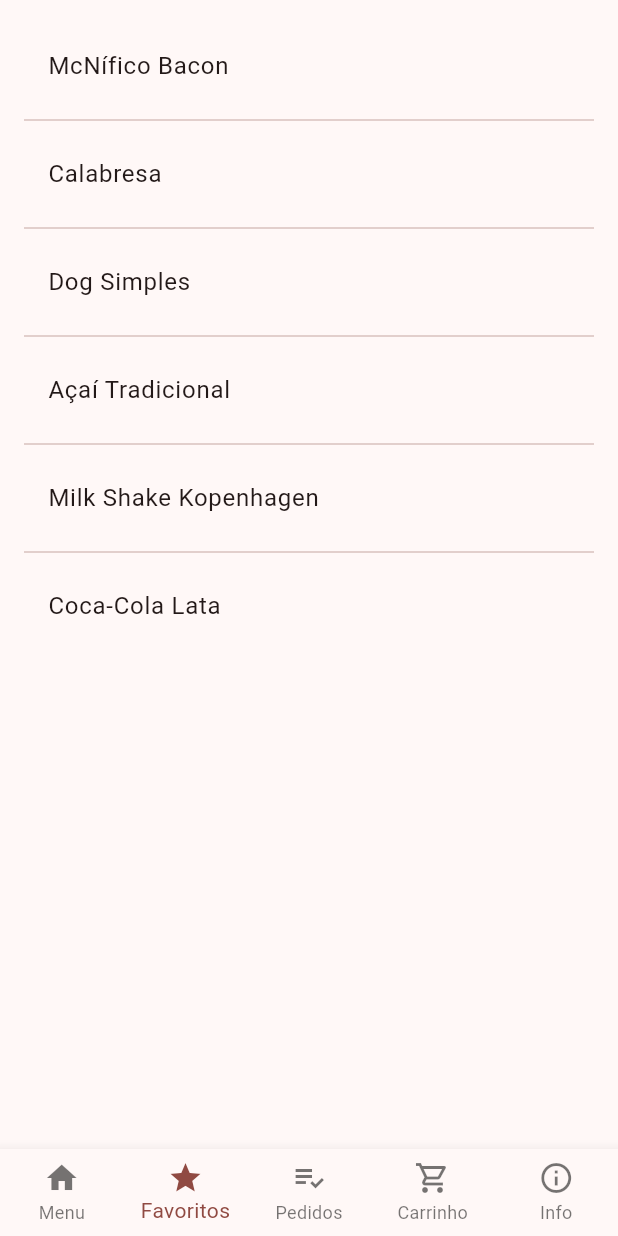
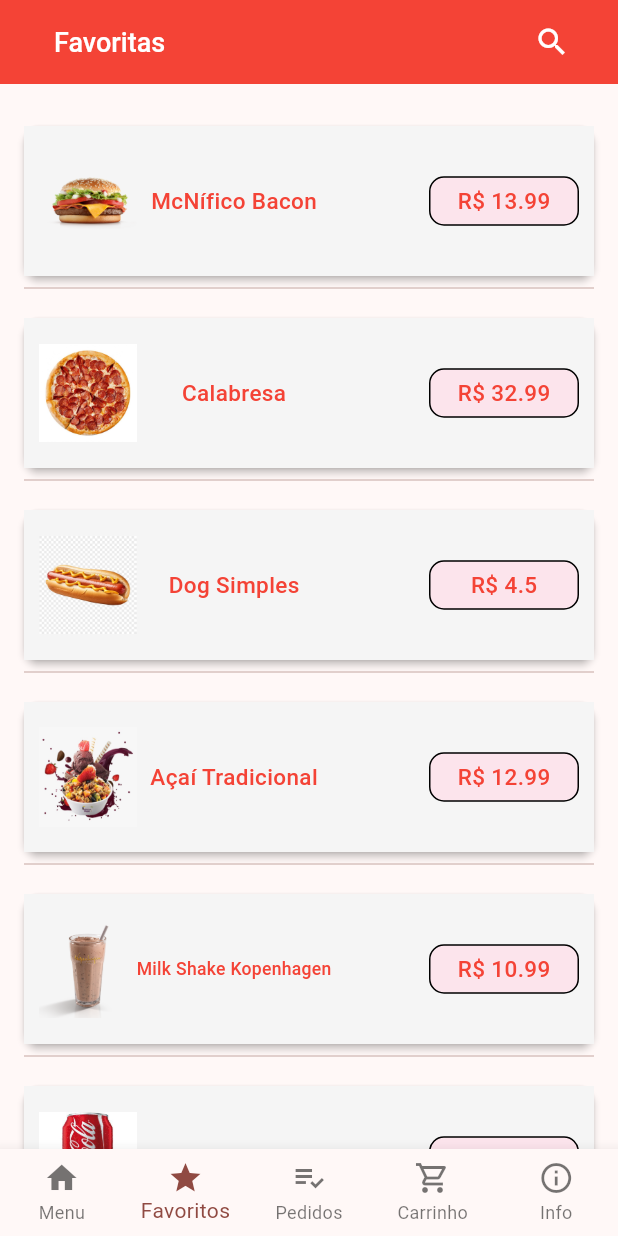
Before and after one commit to melquetrindade/delivery_app, a Flutter app: the screen it shows after launch, swiped to page 2, on a phone screen of 412 x 824 dp. Run offline on Flutter 3.47's test engine with Material 3 defaults, Android fonts, the light colour scheme and no system bars; network calls fail.

Commit message:
inciando a construção do layout da tela de favoritos

```diff
--- a/delivery_app/lib/pages/favoritos_page.dart
+++ b/delivery_app/lib/pages/favoritos_page.dart
@@ -6,6 +6,7 @@
 import 'package:delivery_app/repository/hotDog.dart';
 import 'package:delivery_app/repository/milkShakers.dart';
 import 'package:delivery_app/repository/pizza.dart';
+import 'package:delivery_app/widgets/favoritos/card.dart';
 import 'package:flutter/material.dart';
 import 'package:provider/provider.dart';
 
@@ -52,11 +53,40 @@
     print('no favoritos\n');
 
     return Scaffold(
-        body: ListView.separated(
+        appBar: AppBar(
+          backgroundColor: Colors.red,
+          title: Padding(
+            padding: const EdgeInsets.only(left: 20),
+            child: Text(
+              'Favoritas',
+              textAlign: TextAlign.start,
+              style: TextStyle(
+                fontWeight: FontWeight.w500,
+                fontSize: 18,
+                color: Colors.white,
+              ),
+            ),
+          ),
+          actions: [
+            Padding(
+              padding: const EdgeInsets.only(right: 20),
+              child: IconButton(
+                  onPressed: () {},
+                  icon: Icon(
+                    Icons.search,
+                    color: Colors.white,
+                  )),
+            )
+          ],
+        ),
+        body: listaTeste.isEmpty
+            ? ListTile(
+                leading: Icon(Icons.favorite),
+                title: Text('Ainda não há produtos favoritos'),
+              )
+            : ListView.separated(
                 itemBuilder: (BuildContext context, int produto) {
-        return ListTile(
-          title: Text(listaTeste[produto].nome),
-        );
+                  return MyCard(produto: listaTeste[produto]);
                 },
                 padding: EdgeInsets.all(16),
                 separatorBuilder: (_, ___) => Divider(),
--- a/delivery_app/lib/repository/favoritos.dart
+++ b/delivery_app/lib/repository/favoritos.dart
@@ -1,5 +1,4 @@
 import 'package:delivery_app/models/produto.dart';
-import 'package:delivery_app/repository/produtos_favoritos.dart';
 import 'package:flutter/cupertino.dart';
 
 class FavoriteProducts {
@@ -11,7 +10,6 @@
 
 class FavoritosRepository extends ChangeNotifier {
   List<FavoriteProducts> _produtosFavoritos = [];
-  ProdutosFavoritosRepository productsFavorites = ProdutosFavoritosRepository();
   final List<FavoriteProducts> _dbFirebase = [
     FavoriteProducts('McNífico Bacon', 'Hambúrguer'),
     FavoriteProducts('Calabresa', 'Pizza'),
--- a/delivery_app/lib/repository/produtos_favoritos.dart
+++ /dev/null
@@ -1,72 +0,0 @@
-import 'package:delivery_app/models/produto.dart';
-import 'package:delivery_app/repository/acai.dart';
-import 'package:delivery_app/repository/bebida.dart';
-import 'package:delivery_app/repository/favoritos.dart';
-import 'package:delivery_app/repository/hamburguer.dart';
-import 'package:delivery_app/repository/hotDog.dart';
-import 'package:delivery_app/repository/milkShakers.dart';
-import 'package:delivery_app/repository/pizza.dart';
-import 'package:flutter/material.dart';
-
-class ProdutosFavoritosRepository extends ChangeNotifier {
-  List<Produto> _produtos = [];
-  List<Produto> _testeP = [];
-
-  final List<Function> _funcoes = [
-    () => HamburguerRepository().hamburguer,
-    () => PizzaRepository().pizzas,
-    () => HotDogRepository().hotdog,
-    () => AcaiRepository().acai,
-    () => MilkShakersRepository().milkshakers,
-    () => BebidaRepository().bebida,
-  ];
-  final List<FavoriteProducts> _dbFirebase = [
-    FavoriteProducts('McNífico Bacon', 'Hambúrguer'),
-    FavoriteProducts('Calabresa', 'Pizza'),
-    FavoriteProducts('Dog Simples', 'HotDog'),
-    FavoriteProducts('Açaí Tradicional', 'Açaí'),
-    FavoriteProducts('Milk Shake Kopenhagen', 'MilkShakers'),
-    FavoriteProducts('Coca-Cola Lata', 'Bebida'),
-  ];
-
-  List<Produto> get listaProdutos => _produtos;
-  List<Produto> get listaTestP => _testeP;
-
-  ProdutosFavoritosRepository() {
-    iniciarState();
-  }
-
-  iniciarState() {
-    _funcoes.asMap().forEach((index, element) {
-      var response = _funcoes[index]();
-      for (int i = 0; i < response.length; i++) {
-        if (_dbFirebase.any((fav) =>
-            fav.nome == response[i].nome &&
-            fav.categoria == response[i].categoria)) {
-          _produtos.add(response[i]);
-        }
-        ;
-      }
-    });
-  }
-
-  saveProduto(Produto produto) {
-    print('clicou para favoritar no favoritos');
-    //print('-- $produto --');
-    _testeP = _produtos;
-    _testeP.add(produto);
-    //print(_produtos.length);
-
-    notifyListeners();
-  }
-
-  removeProduto(Produto produto) {
-    print('clicou para desfavoritar no favoritos');
-    //print('-- $produto --');
-    _testeP = _produtos;
-    _testeP.removeWhere((item) => item.nome == produto.nome);
-    //print(_produtos.length);
-
-    notifyListeners();
-  }
-}
--- /dev/null
+++ b/delivery_app/lib/widgets/favoritos/card.dart
@@ -0,0 +1,87 @@
+import 'package:delivery_app/models/produto.dart';
+import 'package:flutter/cupertino.dart';
+import 'package:flutter/material.dart';
+import 'package:flutter/widgets.dart';
+
+class MyCard extends StatefulWidget {
+  final Produto produto;
+  const MyCard({super.key, required this.produto});
+
+  @override
+  State<MyCard> createState() => _MyCardState();
+}
+
+class _MyCardState extends State<MyCard> {
+  @override
+  Widget build(BuildContext context) {
+    double preco = widget.produto.valor;
+    return Card(
+      shape: RoundedRectangleBorder(
+        borderRadius: BorderRadius.circular(10), // Borda arredondada
+      ),
+      margin: EdgeInsets.only(top: 12),
+      elevation: 2,
+      child: InkWell(
+        onTap: () {},
+        child: Container(
+          color: Colors.grey[100],
+          height: 100,
+          child: Padding(
+            padding: const EdgeInsets.all(10),
+            child: Row(
+              mainAxisAlignment: MainAxisAlignment.spaceBetween,
+              children: [
+                Container(
+                  width: 200,
+                  child: Row(
+                    children: [
+                      SizedBox(
+                          width: 65,
+                          child: Image.asset(widget.produto.img,
+                              fit: BoxFit.fill)),
+                      Container(
+                        width: 130,
+                        child: FittedBox(
+                          child: Text(
+                            widget.produto.nome,
+                            style: TextStyle(
+                                fontWeight: FontWeight.w500,
+                                color: Colors.red,
+                                fontSize: 15),
+                          ),
+                          fit: BoxFit.scaleDown,
+                        ),
+                      ),
+                    ],
+                  ),
+                ),
+                Container(
+                    width: 100,
+                    decoration: BoxDecoration(
+                        color: Colors.pink[50],
+                        borderRadius: BorderRadius.circular(10),
+                        border: Border.all(
+                          color: Colors.black,
+                          width: 1,
+                        )),
+                    child: FittedBox(
+                      child: Padding(
+                        padding: const EdgeInsets.only(top: 5, bottom: 5),
+                        child: Text(
+                          'R\$ $preco',
+                          style: TextStyle(
+                              fontWeight: FontWeight.w500,
+                              fontSize: 15,
+                              color: Colors.red),
+                        ),
+                      ),
+                      fit: BoxFit.scaleDown,
+                    ))
+              ],
+            ),
+          ),
+        ),
+      ),
+    );
+  }
+}
--- a/delivery_app/lib/widgets/homePage/lista_produtos.dart
+++ b/delivery_app/lib/widgets/homePage/lista_produtos.dart
@@ -13,12 +13,13 @@
 }
 
 class _ListaProdutosState extends State<ListaProdutos> {
-
   mostrarDetalhes(Produto produtoDtl) {
     Navigator.push(
       context,
       MaterialPageRoute(
-        builder: (_) => ProdutoDetails(produto: produtoDtl,),
+        builder: (_) => ProdutoDetails(
+          produto: produtoDtl,
+        ),
       ),
     );
   }
@@ -32,7 +33,9 @@
         height: 230,
         child: ListView(
           scrollDirection: Axis.horizontal,
-          children: [for (var i = 0; i < widget.objProduto.length; i++) listaProduto(i)],
+          children: [
+            for (var i = 0; i < widget.objProduto.length; i++) listaProduto(i)
+          ],
         ),
       ),
     );
@@ -108,16 +111,22 @@
                   ),
                 ),
                 Padding(
-                  padding: EdgeInsets.all(8),
+                  padding: EdgeInsets.only(left: 8, right: 0),
                   child: Container(
                     height: 35,
                     child: Row(
                       mainAxisAlignment: MainAxisAlignment.spaceBetween,
                       children: [
-                        Text(
-                          'R\$ $preco',
-                          style: TextStyle(
-                              fontWeight: FontWeight.w800, color: Colors.red),
+                        Container(
+                          width: 88,
+                          child: Text(
+                            'R\$ $preco',
+                            style: TextStyle(
+                              fontWeight: FontWeight.w800,
+                              color: Colors.red,
+                              overflow: TextOverflow.ellipsis,
+                            ),
+                          ),
                         ),
                         Transform.translate(
                           offset: Offset(0, -10),
```
Lines whose indentation alone changed are shown as unchanged.
